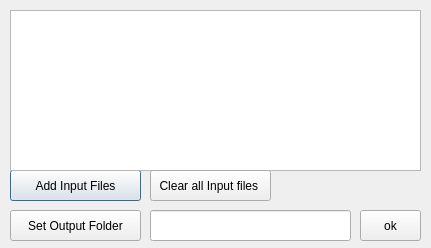
Above: mainwindow.ui from BackupGGCode/bibliometric before the change. Below: the same form after it.
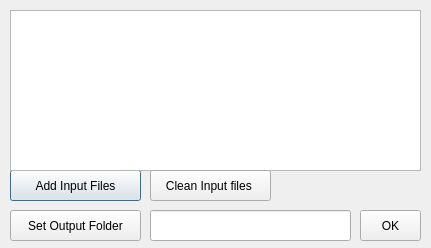
That is the form after the change.

Diff of the .ui file:
```diff
--- a/mainwindow.ui
+++ b/mainwindow.ui
@@ -78,7 +78,7 @@
     </rect>
    </property>
    <property name="text">
-    <string>Clear all Input files </string>
+    <string>Clean Input files </string>
    </property>
   </widget>
   <widget class="QPushButton" name="pushButton_4">
@@ -91,7 +91,7 @@
     </rect>
    </property>
    <property name="text">
-    <string>ok</string>
+    <string>OK</string>
    </property>
   </widget>
  </widget>
```
